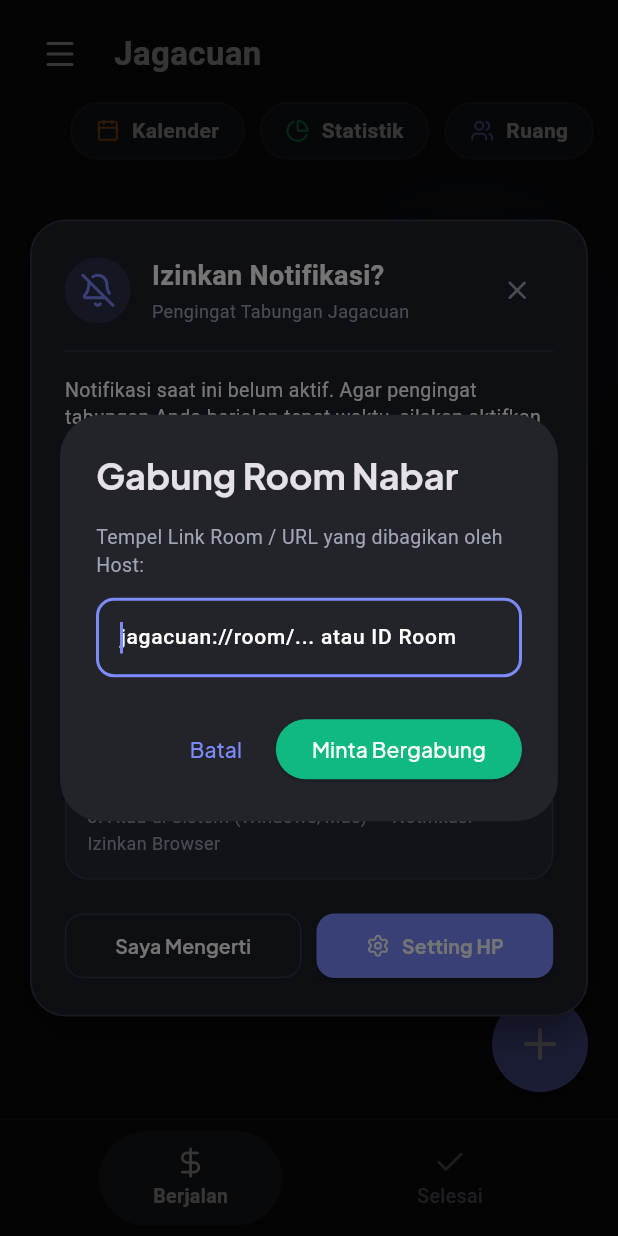
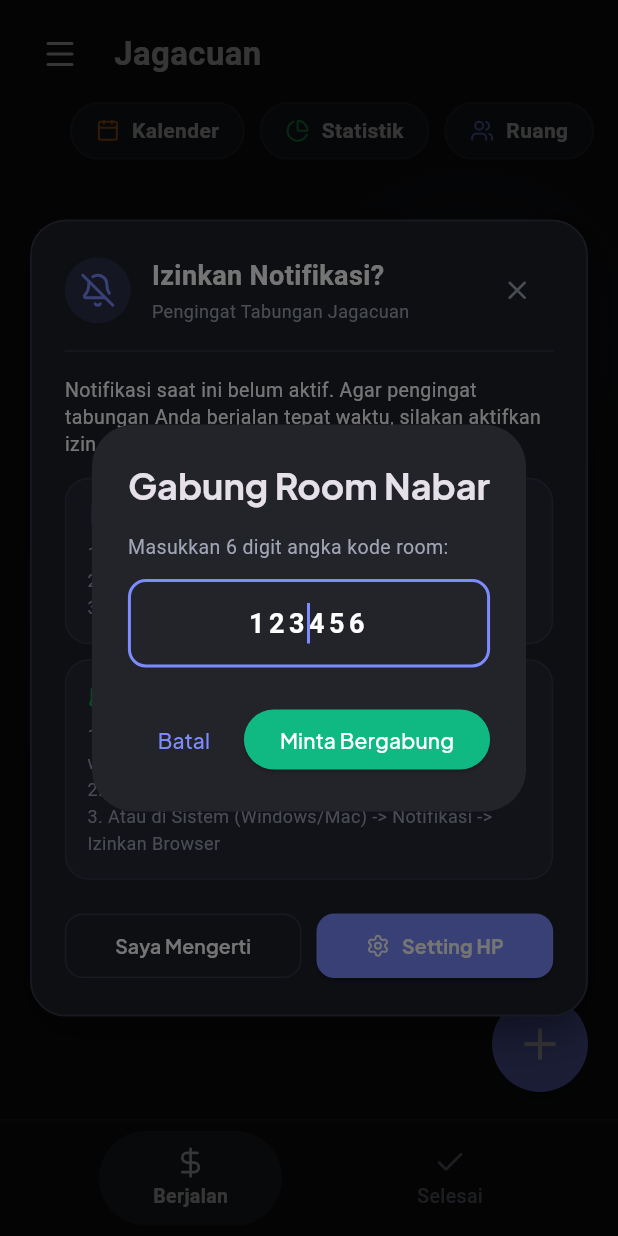
Before and after one commit to Rakaanoo/jagacuan_flutter, a Flutter app: the SelectTargetTypeModal widget shown alone on an empty page, opened directly, after a tap on "Gabung Room Nabar", after a tap on "Minta Bergabung", on a phone screen of 412 x 824 dp. Run offline on Flutter 3.47's test engine with Material 3 defaults, Android fonts, the phone set to English and light mode, and no system bars; our stand-ins replace google_fonts, image_picker, lucide_icons_flutter, permission_handler, shared_preferences, supabase_flutter; accounts and stored records are empty.

Commit message:
feat: use 6-digit numeric room code for nabar flow and remove invite links

```diff
--- a/lib/ui/features/target_list/views/select_target_type_modal.dart
+++ b/lib/ui/features/target_list/views/select_target_type_modal.dart
@@ -106,12 +106,12 @@ class SelectTargetTypeModal extends StatelessWidget {
           ),
           const SizedBox(height: 12),
 
-          // Option 4: Gabung Room Nabar (Link Room)
+          // Option 4: Gabung Room Nabar (Kode 6 Digit)
           _buildOptionCard(
             context,
-            icon: LucideIcons.link,
+            icon: LucideIcons.keyRound,
             title: 'Gabung Room Nabar',
-            subtitle: 'Tempel link room dari teman untuk mengajukan bergabung ke room',
+            subtitle: 'Masukkan 6 digit kode room dari teman untuk bergabung',
             cardBg: cardBg,
             cardBorder: cardBorder,
             iconBg: iconBg,
@@ -241,14 +241,19 @@ class SelectTargetTypeModal extends StatelessWidget {
           mainAxisSize: MainAxisSize.min,
           crossAxisAlignment: CrossAxisAlignment.start,
           children: [
-            const Text('Tempel Link Room / URL yang dibagikan oleh Host:'),
+            const Text('Masukkan 6 digit angka kode room:'),
             const SizedBox(height: 12),
             TextField(
               controller: controller,
               autofocus: true,
+              keyboardType: TextInputType.number,
+              maxLength: 6,
+              style: const TextStyle(fontWeight: FontWeight.bold, fontSize: 18, letterSpacing: 3.0),
+              textAlign: TextAlign.center,
               decoration: InputDecoration(
-                hintText: 'jagacuan://room/... atau ID Room',
+                hintText: '123456',
                 border: OutlineInputBorder(borderRadius: BorderRadius.circular(12)),
+                counterText: '',
               ),
             ),
           ],
@@ -260,13 +265,13 @@ class SelectTargetTypeModal extends StatelessWidget {
           ),
           ElevatedButton(
             onPressed: () async {
-              final linkInput = controller.text.trim();
-              if (linkInput.isEmpty) return;
+              final codeInput = controller.text.trim();
+              if (codeInput.isEmpty) return;
 
               Navigator.pop(ctx);
               try {
                 final repo = context.read<SupabaseNabarRepository>();
-                final room = await repo.joinRoomByInviteCode(linkInput);
+                final room = await repo.joinRoomByInviteCode(codeInput);
                 if (room != null && context.mounted) {
                   ScaffoldMessenger.of(context).showSnackBar(
                     SnackBar(
```
Also changed, not shown: lib/data/repositories/supabase_nabar_repository.dart (+7 -7 lines), lib/ui/features/nabar_room/views/nabar_room_view.dart (+11 -49 lines).
